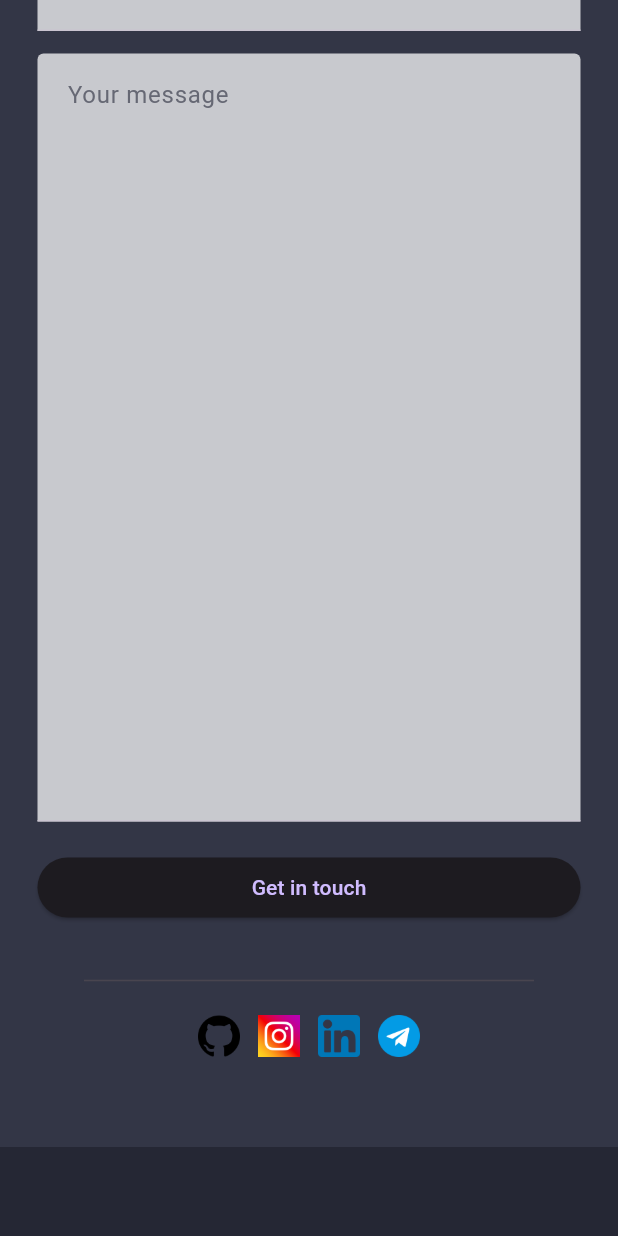
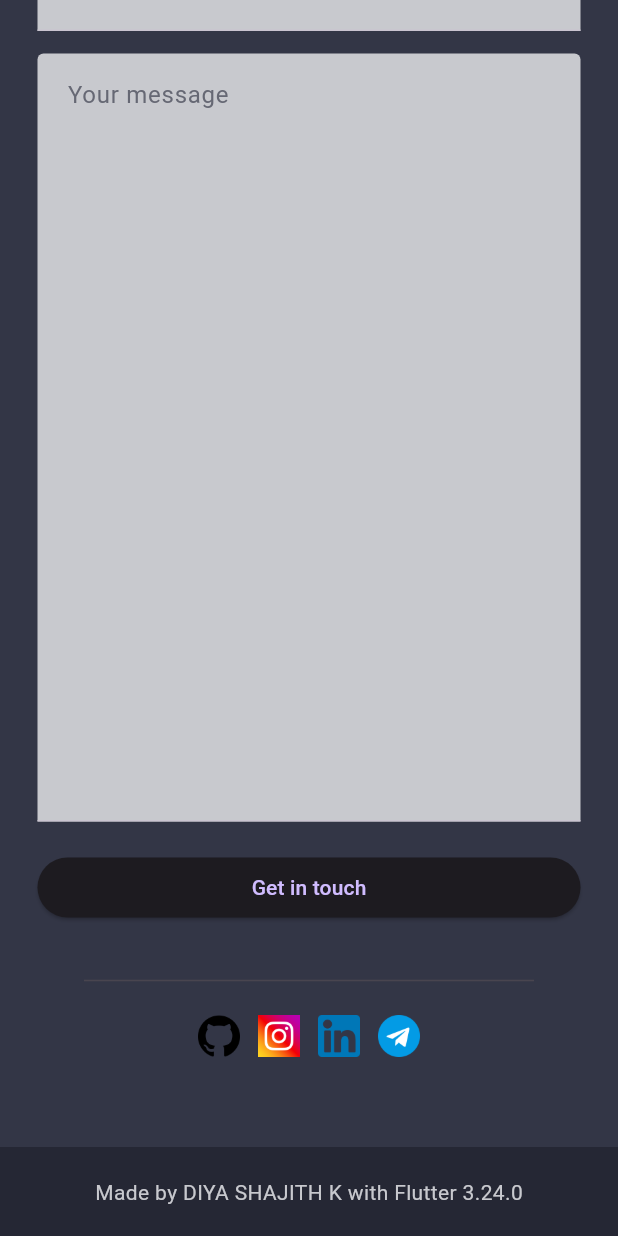
Before and after one commit to DiyaShajith/Diya_Portfolio, a Flutter app: the screen it shows after launch, scrolled down 1962 dp, on a phone screen of 412 x 824 dp. Run offline on Flutter 3.47's test engine with Material 3 defaults, Android fonts, the phone set to English and light mode, and no system bars.

Commit message:
Contactsession completed

```diff
--- a/lib/pages/home_page.dart
+++ b/lib/pages/home_page.dart
@@ -8,6 +8,7 @@ import 'package:portfolio/styles/style.dart';
 import 'package:portfolio/widgets/contactsession.dart';
 import 'package:portfolio/widgets/customtextfield.dart';
 import 'package:portfolio/widgets/drawer_mobile.dart';
+import 'package:portfolio/widgets/footer.dart';
 import 'package:portfolio/widgets/header_desktop.dart';
 import 'package:portfolio/widgets/header_mobile.dart';
 import 'package:portfolio/widgets/main_desktop.dart';
@@ -84,10 +85,7 @@ class _HomePageState extends State<HomePage> {
               // CONTACT
               Contactsession(),
               // FOOTER
-              const SizedBox(
-                height: 500,
-                width: double.maxFinite,
-              ),
+              Footer(),
             ],
           ),
         );
--- a/lib/widgets/contactsession.dart
+++ b/lib/widgets/contactsession.dart
@@ -134,7 +134,7 @@ class Contactsession extends StatelessWidget {
           ),
         ),
         const SizedBox(
-          height: 15,
+          width: 15,
         ),
         Flexible(
           child: Customtextfield(
--- /dev/null
+++ b/lib/widgets/footer.dart
@@ -0,0 +1,21 @@
+import 'package:flutter/material.dart';
+import 'package:portfolio/constants/colors.dart';
+
+class Footer extends StatelessWidget {
+  const Footer({super.key});
+
+  @override
+  Widget build(BuildContext context) {
+    return  Container(
+                padding: EdgeInsets.symmetric(vertical: 20),
+                width: double.maxFinite,
+                alignment: Alignment.center,
+                child: const Text(
+                  "Made by DIYA SHAJITH K with Flutter 3.24.0",
+                  style: TextStyle(
+                      fontWeight: FontWeight.w400,
+                      color: CustomColor.whiteSecondary),
+                ),
+              );
+  }
+}
```
